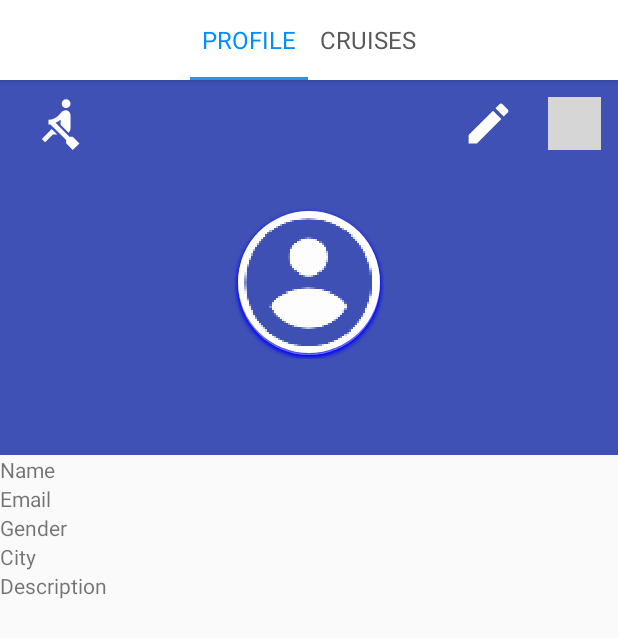
After one commit to DimitarStoyanoff/Oceanbnb-Android, an Android app: the ActivityMainPager screen opened directly, with no data from a screen before it, on a phone screen of 412 x 824 dp. The commit adds this screen. Shown: the top 638 px of the screen. Run offline under Robolectric (Android 15) with nearby library versions, the phone set to English and light mode, and no system bars; our stand-ins replace Picasso; pictures from the network do not load; 2 statements that could not run were skipped; grey boxes are pictures that could not be loaded.

Commit message:
implemented viewpager

```diff
--- a/app/src/main/AndroidManifest.xml
+++ b/app/src/main/AndroidManifest.xml
@@ -16,9 +16,7 @@
         <meta-data
             android:name="com.google.android.geo.API_KEY"
             android:value="@string/API_KEY"/>
-        <activity android:name=".MainActivity">
 
-        </activity>
         <activity android:name=".login.ActivityLogin" android:screenOrientation="portrait">
             <intent-filter>
                 <action android:name="android.intent.action.MAIN" />
@@ -32,6 +30,7 @@
         <activity android:name=".shipdetails.ActivityShipDetails" android:screenOrientation="portrait"/>
         <activity android:name=".cruises.ActivityCruises" android:screenOrientation="portrait"/>
         <activity android:name=".rollcall.ActivityRollCall" android:screenOrientation="portrait"/>
+        <activity android:name=".mainpager.ActivityMainPager" android:screenOrientation="portrait"/>
      </application>
 
 </manifest>
--- a/app/src/main/java/stoyanoff/oceanbnb_android/MainActivity.java
+++ /dev/null
@@ -1,13 +0,0 @@
-package stoyanoff.oceanbnb_android;
-
-import android.support.v7.app.AppCompatActivity;
-import android.os.Bundle;
-
-public class MainActivity extends AppCompatActivity {
-
-    @Override
-    protected void onCreate(Bundle savedInstanceState) {
-        super.onCreate(savedInstanceState);
-        setContentView(R.layout.activity_main);
-    }
-}
--- a/app/src/main/java/stoyanoff/oceanbnb_android/login/FragmentLogin.java
+++ b/app/src/main/java/stoyanoff/oceanbnb_android/login/FragmentLogin.java
@@ -24,7 +24,7 @@ import java.util.regex.Matcher;
 import java.util.regex.Pattern;
 
 import stoyanoff.oceanbnb_android.R;
-import stoyanoff.oceanbnb_android.profile.ActivityProfile;
+import stoyanoff.oceanbnb_android.mainpager.ActivityMainPager;
 import stoyanoff.oceanbnb_android.util.Injection;
 
 import static com.google.common.base.Preconditions.checkNotNull;
@@ -513,7 +513,7 @@ public class FragmentLogin extends Fragment implements LoginContract.View{
 
     @Override
     public void successfulLogin() {
-        Intent intent = new Intent(getContext(), ActivityProfile.class);
+        Intent intent = new Intent(getContext(), ActivityMainPager.class);
         startActivity(intent);
         getActivity().finish();
     }
--- /dev/null
+++ b/app/src/main/java/stoyanoff/oceanbnb_android/mainpager/ActivityMainPager.java
@@ -0,0 +1,16 @@
+package stoyanoff.oceanbnb_android.mainpager;
+
+import android.support.v4.app.Fragment;
+
+import stoyanoff.oceanbnb_android.util.SingleFragmentActivity;
+
+/**
+ * Created by L on 26/09/2017.
+ */
+
+public class ActivityMainPager extends SingleFragmentActivity {
+    @Override
+    protected Fragment createFragment() {
+        return FragmentMainPager.newInstance();
+    }
+}
--- /dev/null
+++ b/app/src/main/java/stoyanoff/oceanbnb_android/mainpager/FragmentMainPager.java
@@ -0,0 +1,100 @@
+package stoyanoff.oceanbnb_android.mainpager;
+
+import android.os.Bundle;
+import android.support.annotation.Nullable;
+import android.support.design.widget.TabLayout;
+import android.support.v4.app.Fragment;
+import android.support.v4.app.FragmentManager;
+import android.support.v4.app.FragmentPagerAdapter;
+import android.support.v4.view.ViewPager;
+import android.view.LayoutInflater;
+import android.view.View;
+import android.view.ViewGroup;
+
+import stoyanoff.oceanbnb_android.R;
+import stoyanoff.oceanbnb_android.cruises.FragmentCruises;
+import stoyanoff.oceanbnb_android.profile.FragmentProfile;
+
+/**
+ * Created by L on 26/09/2017.
+ */
+
+public class FragmentMainPager extends Fragment {
+
+    private FragmentProfile fragmentProfile;
+    private FragmentCruises fragmentCruises;
+    private TabLayout tabLayout;
+
+    public static FragmentMainPager newInstance(){
+        return new FragmentMainPager();
+    }
+
+    @Override
+    public void onCreate(@Nullable Bundle savedInstanceState) {
+        super.onCreate(savedInstanceState);
+        fragmentProfile = FragmentProfile.newInstance();
+        fragmentCruises = FragmentCruises.newInstance();
+    }
+
+    @Nullable
+    @Override
+    public View onCreateView(LayoutInflater inflater, @Nullable ViewGroup container, @Nullable Bundle savedInstanceState) {
+        View view = inflater.inflate(R.layout.fragment_main_pager,container,false);
+        final ViewPager viewPager =(ViewPager) view.findViewById(R.id.fragment_main_pager_view_pager);
+        tabLayout = (TabLayout) view.findViewById(R.id.fragment_main_pager_tabs);
+        viewPager.setAdapter(new CustomViewAdapter(getActivity().getSupportFragmentManager()));
+
+        tabLayout.post(new Runnable() {
+            @Override
+            public void run() {
+                tabLayout.setupWithViewPager(viewPager);
+            }
+        });
+
+        return view;
+    }
+
+
+    private class CustomViewAdapter extends FragmentPagerAdapter {
+
+        CustomViewAdapter(FragmentManager fm) {
+            super(fm);
+        }
+
+        /**
+         * Return fragment with respect to Position .
+         */
+
+        @Override
+        public Fragment getItem(int position) {
+            switch (position) {
+                case 0:
+                    return fragmentProfile;
+                case 1:
+                    return fragmentCruises;
+            }
+            return null;
+        }
+
+        @Override
+        public int getCount() {
+            return 2;
+        }
+
+        /**
+         * This method returns the title of the tab according to the position.
+         */
+
+        @Override
+        public CharSequence getPageTitle(int position) {
+
+            switch (position) {
+                case 0:
+                    return getString(R.string.fragment_main_pager_profile_title);
+                case 1:
+                    return getString(R.string.fragment_main_pager_cruises_title);
+            }
+            return null;
+        }
+    }
+}
--- a/app/src/main/res/layout/activity_main.xml
+++ /dev/null
@@ -1,18 +0,0 @@
-<?xml version="1.0" encoding="utf-8"?>
-<android.support.constraint.ConstraintLayout xmlns:android="http://schemas.android.com/apk/res/android"
-    xmlns:app="http://schemas.android.com/apk/res-auto"
-    xmlns:tools="http://schemas.android.com/tools"
-    android:layout_width="match_parent"
-    android:layout_height="match_parent"
-    tools:context="stoyanoff.oceanbnb_android.MainActivity">
-
-    <TextView
-        android:layout_width="wrap_content"
-        android:layout_height="wrap_content"
-        android:text="Hello World!"
-        app:layout_constraintBottom_toBottomOf="parent"
-        app:layout_constraintLeft_toLeftOf="parent"
-        app:layout_constraintRight_toRightOf="parent"
-        app:layout_constraintTop_toTopOf="parent" />
-
-</android.support.constraint.ConstraintLayout>
--- /dev/null
+++ b/app/src/main/res/layout/fragment_main_pager.xml
@@ -0,0 +1,26 @@
+<?xml version="1.0" encoding="utf-8"?>
+<LinearLayout xmlns:android="http://schemas.android.com/apk/res/android"
+    xmlns:app="http://schemas.android.com/apk/res-auto"
+    xmlns:tools="http://schemas.android.com/tools"
+    android:orientation="vertical"
+    android:layout_width="match_parent"
+    android:layout_height="match_parent">
+    <android.support.design.widget.TabLayout
+        app:tabTextAppearance="@style/TabTextAppearance2"
+        android:id="@+id/fragment_main_pager_tabs"
+        android:layout_width="match_parent"
+        android:layout_height="53dp"
+        android:background="@android:color/white"
+        android:layout_gravity="center"
+        android:elevation="3dp"
+        app:tabIndicatorColor="#2196f3"
+        style="@style/TabLayoutStyle2"
+        tools:targetApi="lollipop" />
+    <android.support.v4.view.ViewPager
+        android:id="@+id/fragment_main_pager_view_pager"
+        android:layout_width="match_parent"
+        android:layout_height="match_parent">
+
+    </android.support.v4.view.ViewPager>
+
+</LinearLayout>
--- a/app/src/main/res/values/strings.xml
+++ b/app/src/main/res/values/strings.xml
@@ -1,5 +1,5 @@
 <resources>
-    <string name="app_name">Oceanbnb-Android</string>
+    <string name="app_name">Oceanbnb</string>
     <string name="signup_name_hint">Name</string>
     <string name="sign_up_fragment_email_hint">E-mail</string>
     <string name="signup_fragment_password_hint">Password</string>
@@ -34,4 +34,6 @@
     <string name="fragment_cruise_details_roll_call_text">Roll Call</string>
     <string name="fragment_cruise_details_ship_details_text">Ship details</string>
     <string name="fragment_cuise_details_cruise_name_placeholder">Cruise name</string>
+    <string name="fragment_main_pager_profile_title">Profile</string>
+    <string name="fragment_main_pager_cruises_title">Cruises</string>
 </resources>
--- a/app/src/main/res/values/styles.xml
+++ b/app/src/main/res/values/styles.xml
@@ -20,4 +20,18 @@
         <item name="android:windowFullscreen">true</item>
         <item name="android:windowContentOverlay">@null</item>
     </style>
+    <style name="TabTextAppearance2" parent="TextAppearance.Design.Tab">
+        <item name="android:textSize">16sp</item>
+        <item name="android:textColor">#595959</item>
+        <item name="android:fontFamily">sans-serif</item>
+    </style>
+    <style name="TabLayoutStyle2" parent="Widget.Design.TabLayout">
+        <item name="tabIndicatorColor">@android:color/white</item>
+        <item name="tabIndicatorHeight">2dp</item>
+        <item name="tabPaddingStart">8dp</item>
+        <item name="tabMaxWidth">150dp</item>
+        <item name="tabPaddingEnd">8dp</item>
+        <item name="tabBackground">?attr/selectableItemBackground</item>
+        <item name="tabSelectedTextColor">#008efe</item>
+    </style>
 </resources>
```
